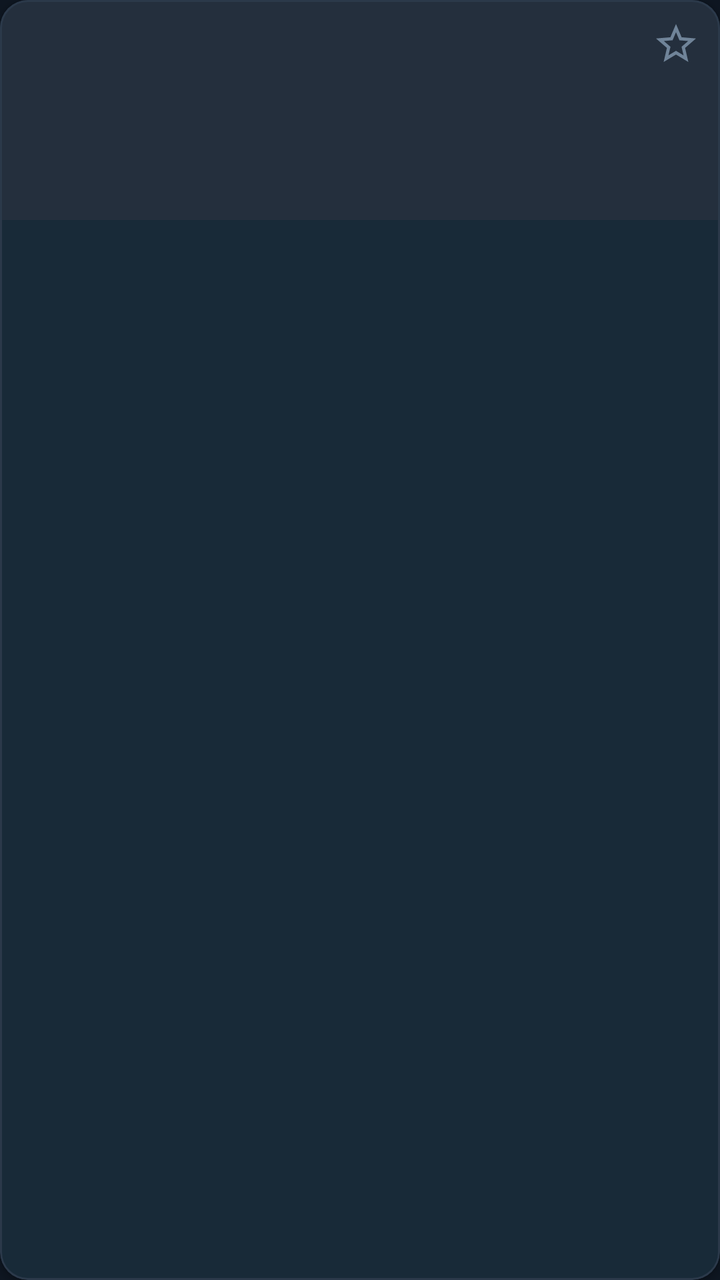
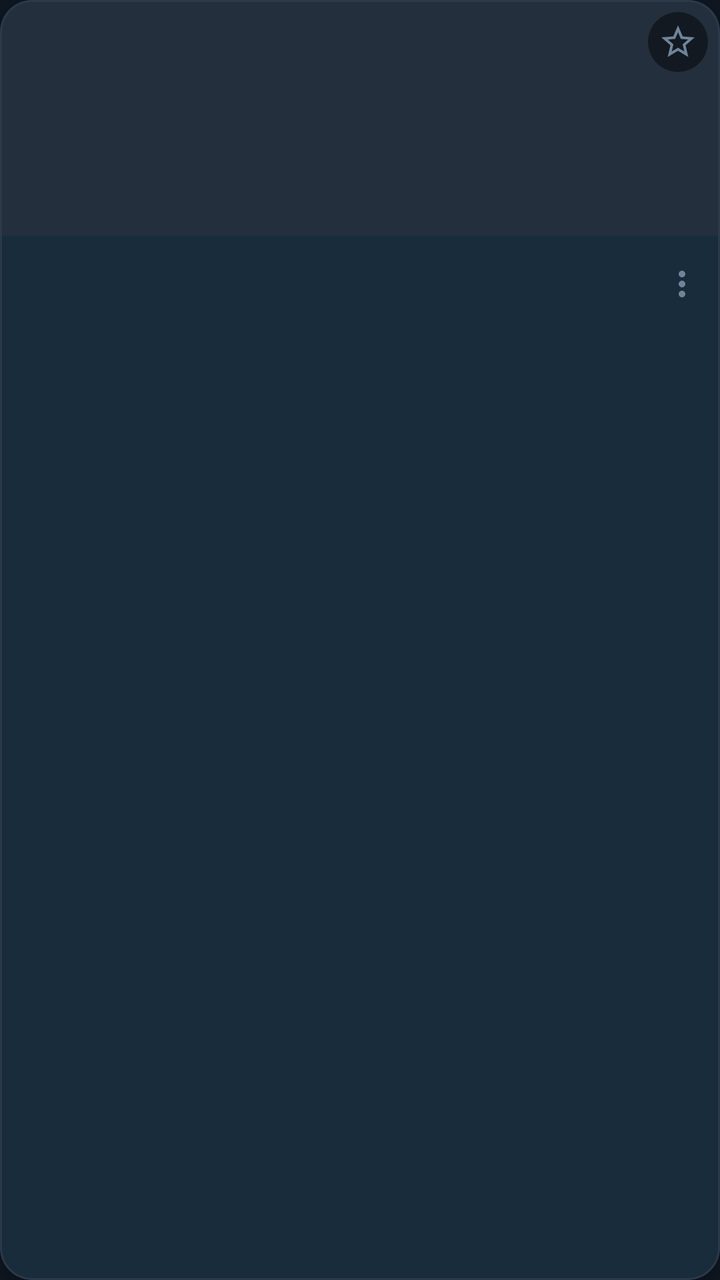

An Android layout rendered at two revisions. The XML below is the earlier revision; the diff shows what the commit changed to produce the second picture.
<!-- AndroidManifest.xml: application theme Theme.VaultX -->
<!-- res/layout/item_file_grid.xml -->
<?xml version="1.0" encoding="utf-8"?>
<com.google.android.material.card.MaterialCardView
    xmlns:android="http://schemas.android.com/apk/res/android"
    xmlns:app="http://schemas.android.com/apk/res-auto"
    android:id="@+id/cardFile"
    android:layout_width="match_parent"
    android:layout_height="wrap_content"
    android:layout_margin="4dp"
    app:cardCornerRadius="14dp"
    app:cardElevation="2dp"
    app:cardBackgroundColor="@color/vaultx_surface"
    app:strokeWidth="1dp"
    app:strokeColor="@color/vaultx_card_stroke">

    <LinearLayout
        android:layout_width="match_parent"
        android:layout_height="wrap_content"
        android:orientation="vertical">

        
        <FrameLayout
            android:layout_width="match_parent"
            android:layout_height="110dp"
            android:background="@color/vaultx_surface_variant">

            <ImageView
                android:id="@+id/ivIcon"
                android:layout_width="match_parent"
                android:layout_height="match_parent"
                android:scaleType="centerCrop"
                android:contentDescription="@null" />

            
            <ImageView
                android:id="@+id/ivPlayBadge"
                android:layout_width="36dp"
                android:layout_height="36dp"
                android:layout_gravity="center"
                android:padding="6dp"
                android:src="@drawable/ic_play"
                app:tint="@color/white"
                android:visibility="gone"
                android:contentDescription="@null" />

            
            <ImageView
                android:id="@+id/ivFavorite"
                android:layout_width="32dp"
                android:layout_height="32dp"
                android:layout_gravity="top|end"
                android:layout_margin="6dp"
                android:padding="4dp"
                android:src="@drawable/ic_star_outline"
                android:contentDescription="@string/action_favorite" />
        </FrameLayout>

        
        <LinearLayout
            android:layout_width="match_parent"
            android:layout_height="wrap_content"
            android:orientation="vertical"
            android:paddingHorizontal="8dp"
            android:paddingVertical="8dp">

            <TextView
                android:id="@+id/tvFileName"
                android:layout_width="match_parent"
                android:layout_height="wrap_content"
                android:maxLines="1"
                android:ellipsize="middle"
                android:textColor="@color/vaultx_text_primary"
                android:textSize="12sp"
                android:textStyle="bold" />

            <TextView
                android:id="@+id/tvFileSize"
                android:layout_width="match_parent"
                android:layout_height="wrap_content"
                android:layout_marginTop="2dp"
                android:textColor="@color/vaultx_text_secondary"
                android:textSize="11sp" />
        </LinearLayout>

    </LinearLayout>
</com.google.android.material.card.MaterialCardView>
<!-- resources referenced by this layout -->
<resources>
  <color name="vaultx_card_stroke">#2B394A</color>
  <color name="vaultx_surface">#17212B</color>
  <color name="vaultx_surface_variant">#242F3D</color>
  <color name="vaultx_text_primary">#FFFFFF</color>
  <color name="vaultx_text_secondary">#708499</color>
  <color name="white">#FFFFFFFF</color>
  <!-- drawable ic_play (drawable) -->
  <vector xmlns:android="http://schemas.android.com/apk/res/android"
      android:width="24dp"
      android:height="24dp"
      android:viewportWidth="24"
      android:viewportHeight="24">
      <path
          android:fillColor="@color/white"
          android:pathData="M8,5v14l11,-7z" />
  </vector>
  <!-- drawable ic_star_outline (drawable) -->
  <vector xmlns:android="http://schemas.android.com/apk/res/android"
      android:width="24dp"
      android:height="24dp"
      android:viewportWidth="24"
      android:viewportHeight="24">
      <path
          android:fillColor="@color/vaultx_text_secondary"
          android:pathData="M22,9.24l-7.19,-0.62L12,2 9.19,8.63 2,9.24l5.46,4.73L5.82,21 12,17.27 18.18,21l-1.63,-7.03L22,9.24zM12,15.4l-3.76,2.27 1,-4.28 -3.32,-2.88 4.38,-0.38L12,6.1l1.71,4.04 4.38,0.38 -3.32,2.88 1,4.28M12,15.4z" />
  </vector>
  <string name="action_favorite">Favorite</string>
  <style name="Theme.VaultX" parent="Theme.Material3.Dark.NoActionBar">
          <item name="colorPrimary">@color/vaultx_primary</item>
          <item name="colorOnPrimary">@color/vaultx_on_primary</item>
          <item name="colorPrimaryContainer">@color/vaultx_primary_container</item>
          <item name="colorSecondary">@color/vaultx_primary</item>
          <item name="android:statusBarColor">@color/vaultx_bg</item>
          <item name="android:navigationBarColor">@color/vaultx_surface</item>
          <item name="android:windowBackground">@color/vaultx_bg</item>
          <item name="colorSurface">@color/vaultx_surface</item>
          <item name="colorSurfaceVariant">@color/vaultx_surface_variant</item>
      </style>
  <color name="vaultx_primary">#2AABEE</color>
  <color name="vaultx_on_primary">#FFFFFF</color>
  <color name="vaultx_primary_container">#1A4560</color>
  <color name="vaultx_bg">#0E1621</color>
</resources>

<!-- the commit's change to res/layout/item_file_grid.xml (unified diff, before → after) -->
@@ -5,9 +5,9 @@
     android:id="@+id/cardFile"
     android:layout_width="match_parent"
     android:layout_height="wrap_content"
-    android:layout_margin="4dp"
-    app:cardCornerRadius="14dp"
-    app:cardElevation="2dp"
+    android:layout_margin="5dp"
+    app:cardCornerRadius="16dp"
+    app:cardElevation="3dp"
     app:cardBackgroundColor="@color/vaultx_surface"
     app:strokeWidth="1dp"
     app:strokeColor="@color/vaultx_card_stroke">
@@ -20,7 +20,7 @@
         
         <FrameLayout
             android:layout_width="match_parent"
-            android:layout_height="110dp"
+            android:layout_height="118dp"
             android:background="@color/vaultx_surface_variant">
 
             <ImageView
@@ -33,24 +33,26 @@
             
             <ImageView
                 android:id="@+id/ivPlayBadge"
-                android:layout_width="36dp"
-                android:layout_height="36dp"
+                android:layout_width="38dp"
+                android:layout_height="38dp"
                 android:layout_gravity="center"
-                android:padding="6dp"
+                android:padding="8dp"
                 android:src="@drawable/ic_play"
                 app:tint="@color/white"
+                android:background="@drawable/bg_circle_translucent"
                 android:visibility="gone"
                 android:contentDescription="@null" />
 
             
             <ImageView
                 android:id="@+id/ivFavorite"
-                android:layout_width="32dp"
-                android:layout_height="32dp"
+                android:layout_width="30dp"
+                android:layout_height="30dp"
                 android:layout_gravity="top|end"
                 android:layout_margin="6dp"
-                android:padding="4dp"
+                android:padding="5dp"
                 android:src="@drawable/ic_star_outline"
+                android:background="@drawable/bg_circle_translucent"
                 android:contentDescription="@string/action_favorite" />
         </FrameLayout>
 
@@ -58,27 +60,47 @@
         <LinearLayout
             android:layout_width="match_parent"
             android:layout_height="wrap_content"
-            android:orientation="vertical"
-            android:paddingHorizontal="8dp"
-            android:paddingVertical="8dp">
+            android:orientation="horizontal"
+            android:gravity="center_vertical"
+            android:paddingStart="10dp"
+            android:paddingEnd="4dp"
+            android:paddingVertical="7dp">
 
-            <TextView
-                android:id="@+id/tvFileName"
-                android:layout_width="match_parent"
+            <LinearLayout
+                android:layout_width="0dp"
                 android:layout_height="wrap_content"
-                android:maxLines="1"
-                android:ellipsize="middle"
-                android:textColor="@color/vaultx_text_primary"
-                android:textSize="12sp"
-                android:textStyle="bold" />
+                android:layout_weight="1"
+                android:orientation="vertical">
 
-            <TextView
-                android:id="@+id/tvFileSize"
-                android:layout_width="match_parent"
-                android:layout_height="wrap_content"
-                android:layout_marginTop="2dp"
-                android:textColor="@color/vaultx_text_secondary"
-                android:textSize="11sp" />
+                <TextView
+                    android:id="@+id/tvFileName"
+                    android:layout_width="match_parent"
+                    android:layout_height="wrap_content"
+                    android:maxLines="1"
+                    android:ellipsize="middle"
+                    android:textColor="@color/vaultx_text_primary"
+                    android:textSize="12.5sp"
+                    android:textStyle="bold" />
+
+                <TextView
+                    android:id="@+id/tvFileSize"
+                    android:layout_width="match_parent"
+                    android:layout_height="wrap_content"
+                    android:layout_marginTop="2dp"
+                    android:textColor="@color/vaultx_text_secondary"
+                    android:textSize="11sp" />
+            </LinearLayout>
+
+            
+            <ImageView
+                android:id="@+id/btnMoreOptions"
+                android:layout_width="30dp"
+                android:layout_height="30dp"
+                android:padding="5dp"
+                android:background="?attr/selectableItemBackgroundBorderless"
+                android:src="@drawable/ic_more_vert"
+                app:tint="@color/vaultx_text_secondary"
+                android:contentDescription="File options" />
         </LinearLayout>
 
     </LinearLayout>
<!-- resource entries referenced after the edit -->
@@ -6,6 +6,22 @@
   <color name="vaultx_text_primary">#FFFFFF</color>
   <color name="vaultx_text_secondary">#708499</color>
   <color name="white">#FFFFFFFF</color>
+  <!-- drawable bg_circle_translucent (drawable) -->
+  <?xml version="1.0" encoding="utf-8"?>
+  <shape xmlns:android="http://schemas.android.com/apk/res/android"
+      android:shape="oval">
+      <solid android:color="#77000000" />
+  </shape>
+  <!-- drawable ic_more_vert (drawable) -->
+  <vector xmlns:android="http://schemas.android.com/apk/res/android"
+      android:width="24dp"
+      android:height="24dp"
+      android:viewportWidth="24"
+      android:viewportHeight="24">
+    <path
+        android:fillColor="@color/white"
+        android:pathData="M12,8c1.1,0 2,-0.9 2,-2s-0.9,-2 -2,-2 -2,0.9 -2,2 0.9,2 2,2zM12,10c-1.1,0 -2,0.9 -2,2s0.9,2 2,2 2,-0.9 2,-2 -0.9,-2 -2,-2zM12,16c-1.1,0 -2,0.9 -2,2s0.9,2 2,2 2,-0.9 2,-2 -0.9,-2 -2,-2z"/>
+  </vector>
   <!-- drawable ic_play (drawable) -->
   <vector xmlns:android="http://schemas.android.com/apk/res/android"
       android:width="24dp"
